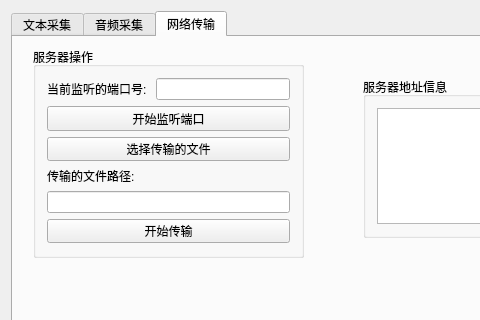
Old version of the form SignalTransmitter/mainwindow.ui in the repository RyougiSama/SignalTransmitter; both pictures show x 0 to 480 and y 0 to 320 of the 800 by 600 pixel window.
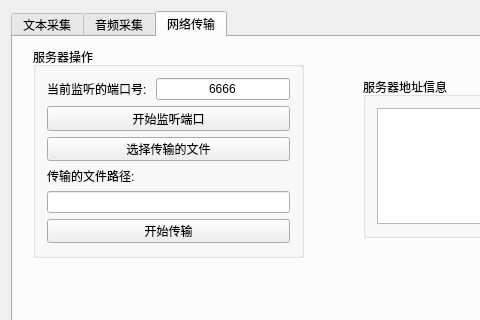
New version of the form. Icons and pictures are not drawn. Custom widgets are drawn as their Qt base class.

Commit message:
添加网络模型支持和主窗口功能增强
在 `SignalTransmitter.vcxproj` 中添加了多个源文件和头文件引用，以支持新的网络功能。
在 `mainwindow.cpp` 中初始化 `network_model_`，并添加了处理端口监听和文件传输的槽函数。
更新 `mainwindow.h` 以包含 `NetworkModel` 的引用和相关操作函数。
在 `mainwindow.ui` 中设置 `lineEdit_port` 的默认值和对齐方式，改善用户界面。
新增 `NetworkModel` 类的实现，支持端口监听和新连接处理，增强了程序的网络传输能力。

Patch:
```diff
--- a/SignalTransmitter/mainwindow.ui
+++ b/SignalTransmitter/mainwindow.ui
@@ -247,6 +247,12 @@
         </item>
         <item row="0" column="1">
          <widget class="QLineEdit" name="lineEdit_port">
+          <property name="text">
+           <string>6666</string>
+          </property>
+          <property name="alignment">
+           <set>Qt::AlignmentFlag::AlignCenter</set>
+          </property>
           <property name="readOnly">
            <bool>false</bool>
           </property>
```
The commit also changes 6 other files.
